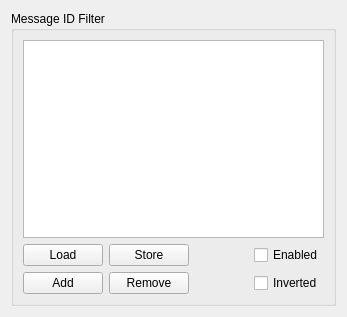
Qt form R_Visualizer/MessageFilter/MsgIDFilter/ui/msgidfilterwidget.ui (NeverKnewTheName/R_Visualizer) before a commit.
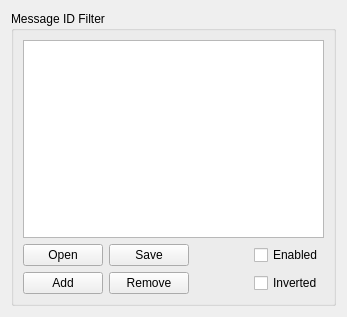
The same form after that commit.

Commit message: Automatic disconnect of MainWindow from InterfaceHandler; SendMsgSingle does now make use of MsgWidget; AddToPackage is now supported by SendMsgSingleWidget; began to rename Load and Store with Open and Save for consistency with the platform; WIP

The edit to the form file:
```diff
--- a/R_Visualizer/MessageFilter/MsgIDFilter/ui/msgidfilterwidget.ui
+++ b/R_Visualizer/MessageFilter/MsgIDFilter/ui/msgidfilterwidget.ui
@@ -39,7 +39,7 @@
       <item row="2" column="0">
        <widget class="QPushButton" name="filterIDLoadBtn">
         <property name="text">
-         <string>Load</string>
+         <string>Open</string>
         </property>
        </widget>
       </item>
@@ -66,7 +66,7 @@
       <item row="2" column="1">
        <widget class="QPushButton" name="filterIDSaveBtn">
         <property name="text">
-         <string>Store</string>
+         <string>Save</string>
         </property>
        </widget>
       </item>
```
Left out of the diff: 36 changed lines with no effect on the pictures. The commit also changes 16 other files.
